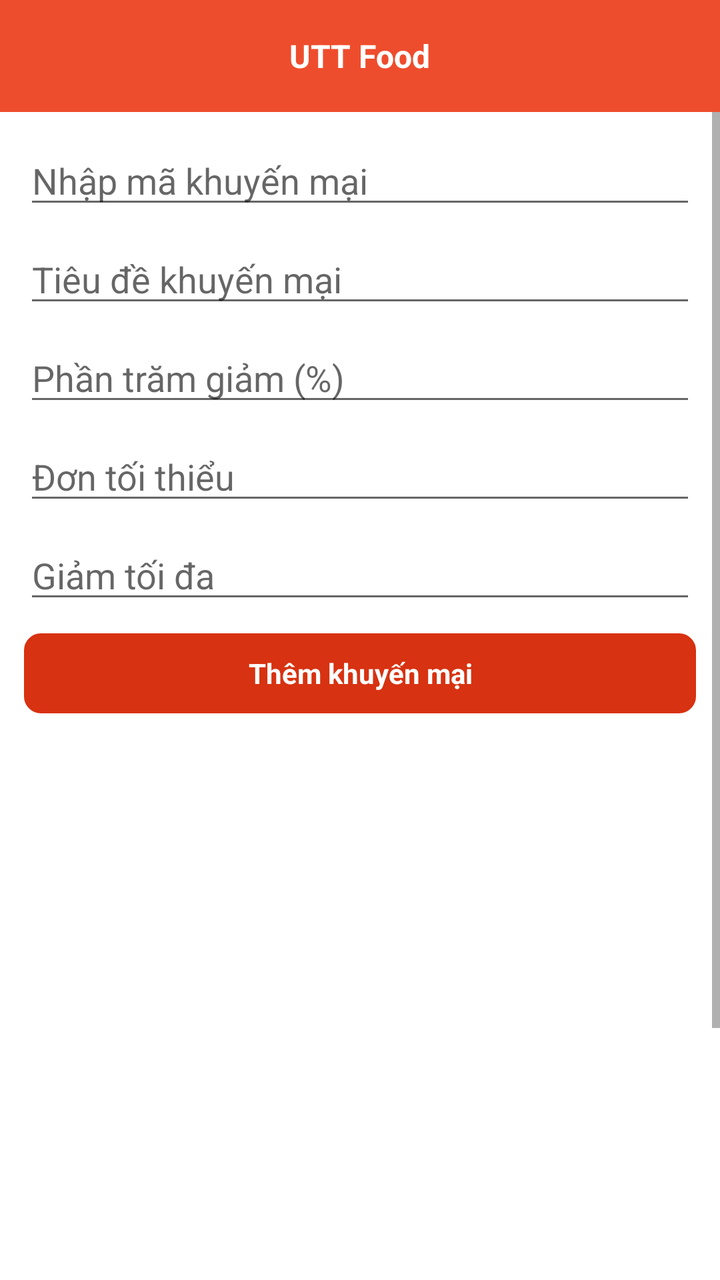
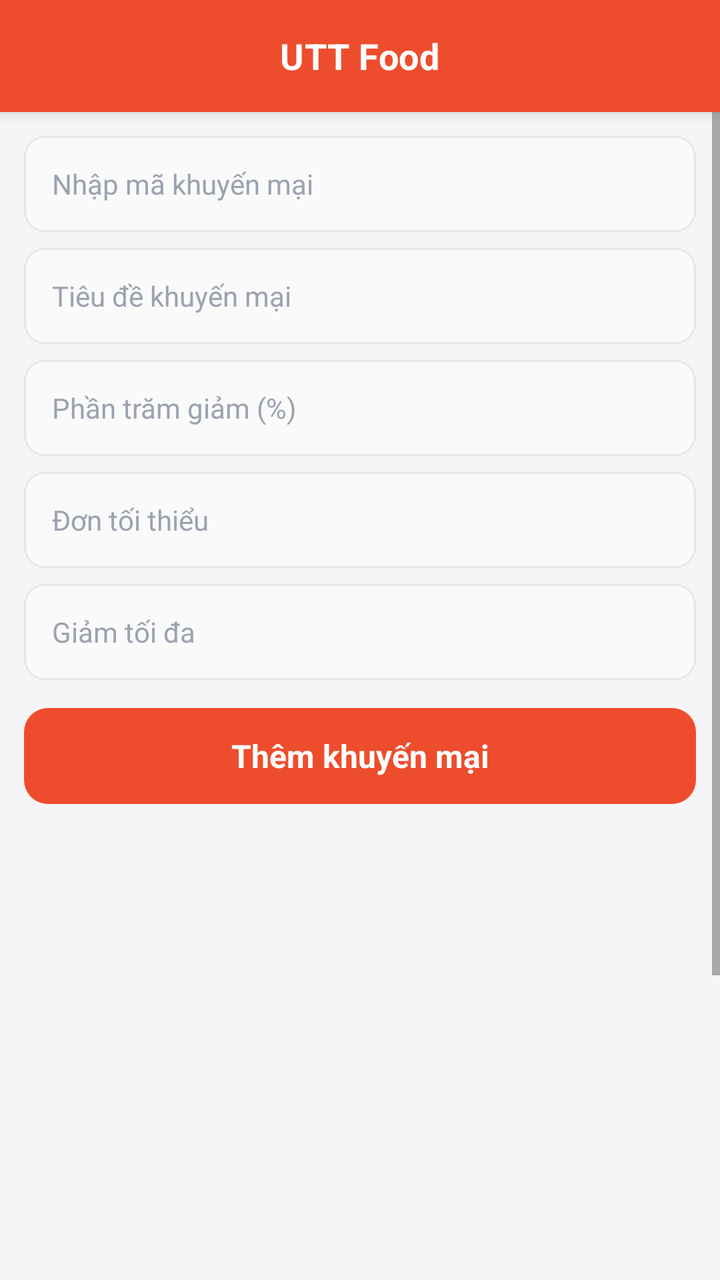

Two renders of the same Android screen: before a commit and after it. Below are the layout's source before the change and the commit's diff.
<!-- AndroidManifest.xml: application theme AppTheme -->
<!-- res/layout/activity_admin_promotion_management.xml -->
<?xml version="1.0" encoding="utf-8"?>
<LinearLayout xmlns:android="http://schemas.android.com/apk/res/android"
    android:layout_width="match_parent"
    android:layout_height="match_parent"
    android:background="@color/white"
    android:orientation="vertical">

    <include
        android:id="@+id/toolbar"
        layout="@layout/layout_toolbar" />

    <ScrollView
        android:layout_width="match_parent"
        android:layout_height="match_parent">

        <LinearLayout
            android:layout_width="match_parent"
            android:layout_height="wrap_content"
            android:orientation="vertical"
            android:padding="@dimen/define_dimen_12">

            <EditText
                android:id="@+id/edt_code"
                android:layout_width="match_parent"
                android:layout_height="wrap_content"
                android:hint="@string/hint_promotion_code"
                android:textAllCaps="true" />

            <EditText
                android:id="@+id/edt_title"
                android:layout_width="match_parent"
                android:layout_height="wrap_content"
                android:layout_marginTop="@dimen/define_dimen_8"
                android:hint="@string/promotion_title" />

            <EditText
                android:id="@+id/edt_discount_percent"
                android:layout_width="match_parent"
                android:layout_height="wrap_content"
                android:layout_marginTop="@dimen/define_dimen_8"
                android:hint="@string/promotion_discount_percent"
                android:inputType="number" />

            <EditText
                android:id="@+id/edt_min_order"
                android:layout_width="match_parent"
                android:layout_height="wrap_content"
                android:layout_marginTop="@dimen/define_dimen_8"
                android:hint="@string/promotion_min_order"
                android:inputType="number" />

            <EditText
                android:id="@+id/edt_max_discount"
                android:layout_width="match_parent"
                android:layout_height="wrap_content"
                android:layout_marginTop="@dimen/define_dimen_8"
                android:hint="@string/promotion_max_discount"
                android:inputType="number" />

            <TextView
                android:id="@+id/tv_add_promotion"
                android:layout_width="match_parent"
                android:layout_height="@dimen/define_dimen_40"
                android:layout_marginTop="@dimen/define_dimen_10"
                android:background="@drawable/bg_main_corner_8"
                android:gravity="center"
                android:text="@string/add_promotion"
                android:textColor="@color/white"
                android:textStyle="bold" />

            <androidx.recyclerview.widget.RecyclerView
                android:id="@+id/rcv_promotion"
                android:layout_width="match_parent"
                android:layout_height="@dimen/define_dimen_420"
                android:layout_marginTop="@dimen/define_dimen_12" />
        </LinearLayout>
    </ScrollView>

</LinearLayout>
<!-- res/layout/layout_toolbar.xml (included above) -->
<?xml version="1.0" encoding="utf-8"?>

<RelativeLayout xmlns:android="http://schemas.android.com/apk/res/android"
    xmlns:tools="http://schemas.android.com/tools"
    android:id="@+id/layout_toolbar"
    android:layout_width="match_parent"
    android:layout_height="?actionBarSize"
    android:background="@color/colorPrimary"
    android:paddingStart="@dimen/define_dimen_4"
    android:paddingEnd="@dimen/define_dimen_4"
    tools:ignore="ContentDescription" >

    <ImageView
        android:id="@+id/img_back"
        android:layout_width="@dimen/define_dimen_45"
        android:layout_height="@dimen/define_dimen_45"
        android:layout_centerVertical="true"
        android:layout_marginEnd="@dimen/define_dimen_6"
        android:padding="@dimen/define_dimen_10"
        android:src="@drawable/ic_back_white_36"
        android:visibility="gone" />

    <TextView
        android:id="@+id/tv_title"
        android:layout_width="wrap_content"
        android:layout_height="wrap_content"
        android:layout_centerInParent="true"
        android:text="@string/app_name"
        android:textColor="@color/white"
        android:textSize="@dimen/text_size_normal"
        android:textStyle="bold" />

    <ImageView
        android:id="@+id/img_cart"
        android:layout_width="@dimen/define_dimen_45"
        android:layout_height="@dimen/define_dimen_45"
        android:layout_alignParentEnd="true"
        android:layout_centerVertical="true"
        android:layout_marginEnd="@dimen/define_dimen_4"
        android:padding="@dimen/define_dimen_6"
        android:src="@drawable/ic_cart_white_36"
        android:visibility="gone" />

</RelativeLayout>
<!-- resources referenced by this layout -->
<resources>
  <color name="colorPrimary">#EE4D2D</color>
  <color name="white">#ffffff</color>
  <dimen name="define_dimen_10">10dp</dimen>
  <dimen name="define_dimen_12">12dp</dimen>
  <dimen name="define_dimen_4">4dp</dimen>
  <dimen name="define_dimen_40">40dp</dimen>
  <dimen name="define_dimen_420">420dp</dimen>
  <dimen name="define_dimen_45">45dp</dimen>
  <dimen name="define_dimen_6">6dp</dimen>
  <dimen name="define_dimen_8">8dp</dimen>
  <dimen name="text_size_normal">16sp</dimen>
  <!-- drawable bg_main_corner_8 (drawable) -->
  <?xml version="1.0" encoding="utf-8"?>
  
  
  <shape xmlns:android="http://schemas.android.com/apk/res/android">
      <corners android:radius="@dimen/define_dimen_8" />
      <solid android:color="@color/colorPrimaryDark" />
      <stroke
          android:width="1dp"
          android:color="@color/colorPrimaryDark" />
  </shape>
  <!-- drawable ic_back_white_36: png bitmap (drawable-hdpi, 193 bytes) -->
  <!-- drawable ic_cart_white_36: png bitmap (drawable-hdpi, 636 bytes) -->
  <string name="add_promotion">Thêm khuyến mại</string>
  <string name="app_name">UTT Food</string>
  <string name="hint_promotion_code">Nhập mã khuyến mại</string>
  <string name="promotion_discount_percent">Phần trăm giảm (%)</string>
  <string name="promotion_max_discount">Giảm tối đa</string>
  <string name="promotion_min_order">Đơn tối thiểu</string>
  <string name="promotion_title">Tiêu đề khuyến mại</string>
  <style name="AppTheme" parent="Theme.AppCompat.Light.NoActionBar">
          <item name="colorPrimary">@color/colorPrimary</item>
          <item name="colorPrimaryDark">@color/colorPrimaryDark</item>
          <item name="colorAccent">@color/colorAccent</item>
          <item name="android:statusBarColor">@color/brandOrangeDark</item>
          <item name="android:windowBackground">@color/screenBackground</item>
          <item name="android:textColor">@color/textColorPrimary</item>
      </style>
  <color name="colorPrimaryDark">#D73211</color>
  <color name="colorAccent">#FF7A47</color>
  <color name="brandOrangeDark">#D73211</color>
  <color name="screenBackground">#F5F5F5</color>
  <color name="textColorPrimary">#222222</color>
</resources>

<!-- the commit's change to res/layout/activity_admin_promotion_management.xml (unified diff, before → after) -->
@@ -2,7 +2,7 @@
 <LinearLayout xmlns:android="http://schemas.android.com/apk/res/android"
     android:layout_width="match_parent"
     android:layout_height="match_parent"
-    android:background="@color/white"
+    android:background="@color/screenBackground"
     android:orientation="vertical">
 
     <include
@@ -22,50 +22,76 @@
             <EditText
                 android:id="@+id/edt_code"
                 android:layout_width="match_parent"
-                android:layout_height="wrap_content"
+                android:layout_height="@dimen/define_dimen_48"
+                android:background="@drawable/bg_input_field"
                 android:hint="@string/hint_promotion_code"
-                android:textAllCaps="true" />
+                android:paddingStart="@dimen/define_dimen_14"
+                android:paddingEnd="@dimen/define_dimen_14"
+                android:textAllCaps="true"
+                android:textColorHint="@color/neutral400"
+                android:textSize="@dimen/text_size_small" />
 
             <EditText
                 android:id="@+id/edt_title"
                 android:layout_width="match_parent"
-                android:layout_height="wrap_content"
+                android:layout_height="@dimen/define_dimen_48"
                 android:layout_marginTop="@dimen/define_dimen_8"
-                android:hint="@string/promotion_title" />
+                android:background="@drawable/bg_input_field"
+                android:hint="@string/promotion_title"
+                android:paddingStart="@dimen/define_dimen_14"
+                android:paddingEnd="@dimen/define_dimen_14"
+                android:textColorHint="@color/neutral400"
+                android:textSize="@dimen/text_size_small" />
 
             <EditText
                 android:id="@+id/edt_discount_percent"
                 android:layout_width="match_parent"
-                android:layout_height="wrap_content"
+                android:layout_height="@dimen/define_dimen_48"
                 android:layout_marginTop="@dimen/define_dimen_8"
+                android:background="@drawable/bg_input_field"
                 android:hint="@string/promotion_discount_percent"
-                android:inputType="number" />
+                android:inputType="number"
+                android:paddingStart="@dimen/define_dimen_14"
+                android:paddingEnd="@dimen/define_dimen_14"
+                android:textColorHint="@color/neutral400"
+                android:textSize="@dimen/text_size_small" />
 
             <EditText
                 android:id="@+id/edt_min_order"
                 android:layout_width="match_parent"
-                android:layout_height="wrap_content"
+                android:layout_height="@dimen/define_dimen_48"
                 android:layout_marginTop="@dimen/define_dimen_8"
+                android:background="@drawable/bg_input_field"
                 android:hint="@string/promotion_min_order"
-                android:inputType="number" />
+                android:inputType="number"
+                android:paddingStart="@dimen/define_dimen_14"
+                android:paddingEnd="@dimen/define_dimen_14"
+                android:textColorHint="@color/neutral400"
+                android:textSize="@dimen/text_size_small" />
 
             <EditText
                 android:id="@+id/edt_max_discount"
                 android:layout_width="match_parent"
-                android:layout_height="wrap_content"
+                android:layout_height="@dimen/define_dimen_48"
                 android:layout_marginTop="@dimen/define_dimen_8"
+                android:background="@drawable/bg_input_field"
                 android:hint="@string/promotion_max_discount"
-                android:inputType="number" />
+                android:inputType="number"
+                android:paddingStart="@dimen/define_dimen_14"
+                android:paddingEnd="@dimen/define_dimen_14"
+                android:textColorHint="@color/neutral400"
+                android:textSize="@dimen/text_size_small" />
 
             <TextView
                 android:id="@+id/tv_add_promotion"
                 android:layout_width="match_parent"
-                android:layout_height="@dimen/define_dimen_40"
-                android:layout_marginTop="@dimen/define_dimen_10"
-                android:background="@drawable/bg_main_corner_8"
+                android:layout_height="@dimen/define_dimen_48"
+                android:layout_marginTop="@dimen/define_dimen_14"
+                android:background="@drawable/bg_primary_button"
                 android:gravity="center"
                 android:text="@string/add_promotion"
                 android:textColor="@color/white"
+                android:textSize="@dimen/text_size_normal"
                 android:textStyle="bold" />
 
             <androidx.recyclerview.widget.RecyclerView
@@ -86,6 +112,7 @@
     android:layout_width="match_parent"
     android:layout_height="?actionBarSize"
     android:background="@color/colorPrimary"
+    android:elevation="@dimen/define_dimen_4"
     android:paddingStart="@dimen/define_dimen_4"
     android:paddingEnd="@dimen/define_dimen_4"
     tools:ignore="ContentDescription" >
@@ -105,9 +132,10 @@
         android:layout_width="wrap_content"
         android:layout_height="wrap_content"
         android:layout_centerInParent="true"
+        android:letterSpacing="0.01"
         android:text="@string/app_name"
         android:textColor="@color/white"
-        android:textSize="@dimen/text_size_normal"
+        android:textSize="@dimen/text_size_xnormal"
         android:textStyle="bold" />
 
     <ImageView
<!-- resource entries referenced after the edit -->
@@ -1,27 +1,45 @@
 <!-- resources referenced by this layout -->
 <resources>
   <color name="colorPrimary">#EE4D2D</color>
+  <color name="neutral400">#9CA3AF</color>
   <color name="white">#ffffff</color>
   <dimen name="define_dimen_10">10dp</dimen>
   <dimen name="define_dimen_12">12dp</dimen>
+  <dimen name="define_dimen_14">14dp</dimen>
   <dimen name="define_dimen_4">4dp</dimen>
-  <dimen name="define_dimen_40">40dp</dimen>
   <dimen name="define_dimen_420">420dp</dimen>
   <dimen name="define_dimen_45">45dp</dimen>
-  <dimen name="define_dimen_6">6dp</dimen>
+  <dimen name="define_dimen_48">48dp</dimen>
+  <dimen name="define_dimen_6">1dp</dimen>
   <dimen name="define_dimen_8">8dp</dimen>
   <dimen name="text_size_normal">16sp</dimen>
-  <!-- drawable bg_main_corner_8 (drawable) -->
+  <dimen name="text_size_small">14sp</dimen>
+  <dimen name="text_size_xnormal">18sp</dimen>
+  <!-- drawable bg_input_field (drawable) -->
   <?xml version="1.0" encoding="utf-8"?>
-  
-  
-  <shape xmlns:android="http://schemas.android.com/apk/res/android">
-      <corners android:radius="@dimen/define_dimen_8" />
-      <solid android:color="@color/colorPrimaryDark" />
-      <stroke
-          android:width="1dp"
-          android:color="@color/colorPrimaryDark" />
+  <shape xmlns:android="http://schemas.android.com/apk/res/android"
+      android:shape="rectangle">
+      <solid android:color="@color/neutral50" />
+      <corners android:radius="10dp" />
+      <stroke android:width="1dp" android:color="@color/neutral200" />
   </shape>
+  <!-- drawable bg_primary_button (drawable) -->
+  <?xml version="1.0" encoding="utf-8"?>
+  <ripple xmlns:android="http://schemas.android.com/apk/res/android"
+      android:color="@color/rippleLight">
+      <item android:id="@android:id/mask">
+          <shape android:shape="rectangle">
+              <solid android:color="@color/white" />
+              <corners android:radius="12dp" />
+          </shape>
+      </item>
+      <item>
+          <shape android:shape="rectangle">
+              <solid android:color="@color/brandOrange" />
+              <corners android:radius="12dp" />
+          </shape>
+      </item>
+  </ripple>
   <!-- drawable ic_back_white_36: png bitmap (drawable-hdpi, 193 bytes) -->
   <!-- drawable ic_cart_white_36: png bitmap (drawable-hdpi, 636 bytes) -->
   <string name="add_promotion">Thêm khuyến mại</string>
@@ -39,10 +57,14 @@
           <item name="android:windowBackground">@color/screenBackground</item>
           <item name="android:textColor">@color/textColorPrimary</item>
       </style>
+  <color name="neutral50">#FAFAFB</color>
+  <color name="neutral200">#E5E7EB</color>
+  <color name="rippleLight">#33FFFFFF</color>
+  <color name="brandOrange">#EE4D2D</color>
   <color name="colorPrimaryDark">#D73211</color>
   <color name="colorAccent">#FF7A47</color>
   <color name="brandOrangeDark">#D73211</color>
-  <color name="screenBackground">#F5F5F5</color>
+  <color name="screenBackground">#F5F5F7</color>
   <color name="textColorPrimary">#222222</color>
 </resources>
 
